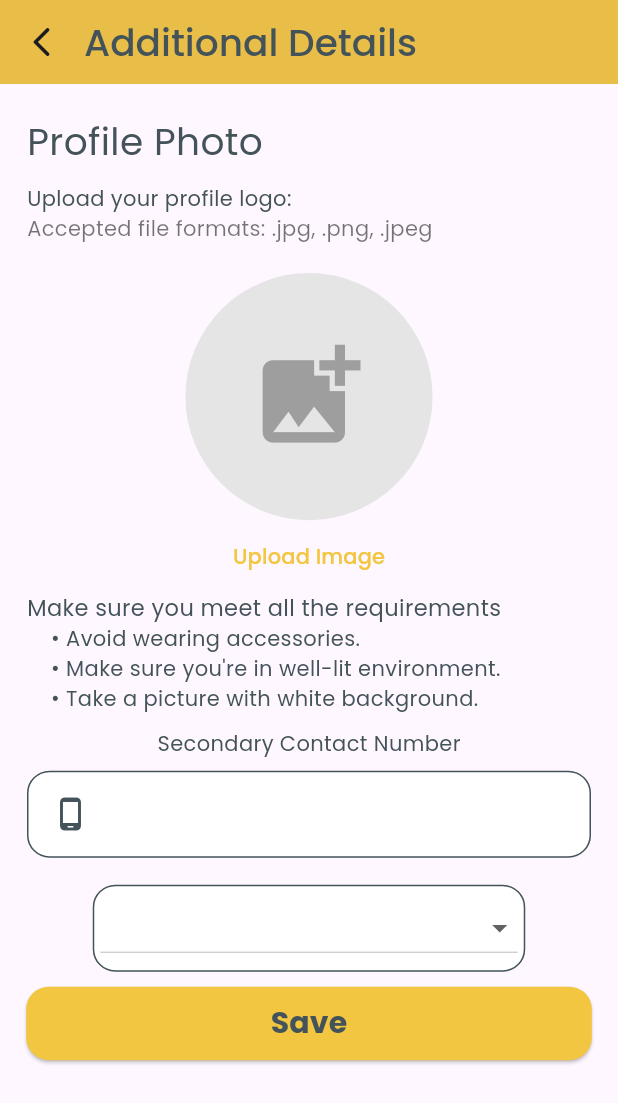
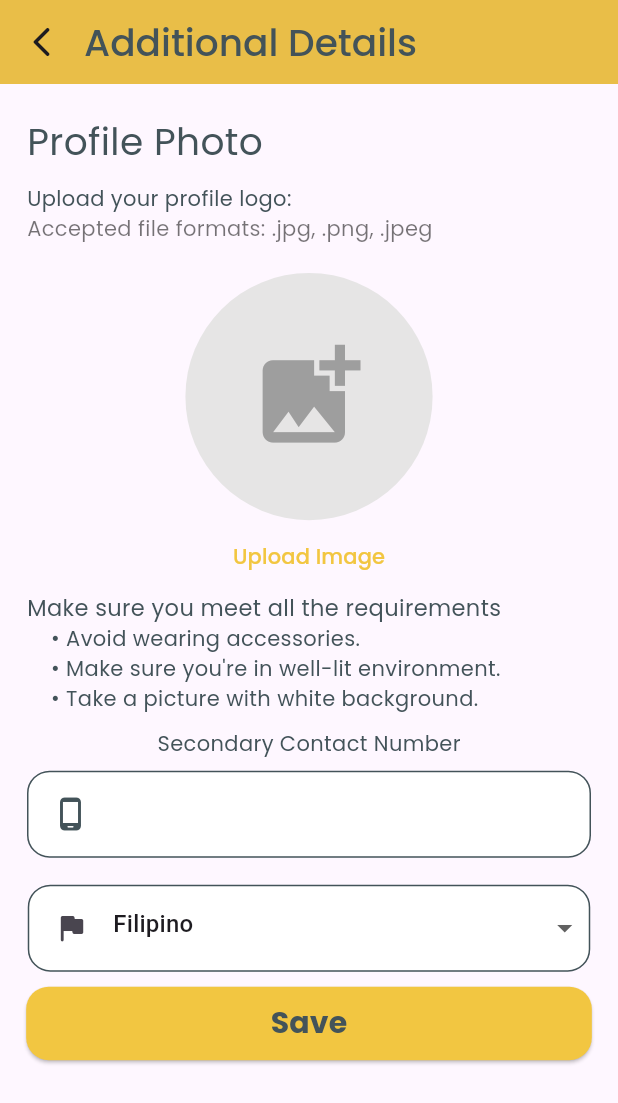
Before and after one commit to rowelalvero/eatseasy_riders_app, a Flutter app: the PersonalDetailsScreen screen opened by its route, after a tap on "Save", on a phone screen of 412 x 824 dp. Shown: the top 1103 px of the screen. Run offline on Flutter 3.47's test engine with Material 3 defaults, Android fonts, the phone set to English and light mode, and no system bars; our stand-ins replace cloud_firestore, file_picker, firebase_auth, firebase_core, firebase_storage, geocoding and 4 more; accounts and stored records are empty.

Commit message:
Personal Details page sharedPreference fix

```diff
--- a/lib/authentication/additionalRegistrationPage/personal_details_screen.dart
+++ b/lib/authentication/additionalRegistrationPage/personal_details_screen.dart
@@ -1,6 +1,7 @@
 import 'dart:io';
 import 'package:flutter/material.dart';
 import 'package:image_picker/image_picker.dart';
+import 'package:path_provider/path_provider.dart';
 import 'package:shared_preferences/shared_preferences.dart';
 import '../../widgets/custom_text_field.dart';
 
@@ -12,26 +13,34 @@ class PersonalDetailsScreen extends StatefulWidget {
 }
 
 class _PersonalDetailsScreenState extends State<PersonalDetailsScreen> {
+  late SharedPreferences _prefs;
 
   final GlobalKey<FormState> _formKey = GlobalKey<FormState>();
-  TextEditingController secondaryContactNumberController = TextEditingController();
-  TextEditingController nationality = TextEditingController();
+  TextEditingController secondaryContactNumberController =
+      TextEditingController();
+  TextEditingController nationalityController = TextEditingController();
 
   // Image picker instance
-  File? imageXFile;
-  final ImagePicker _picker = ImagePicker();
+  XFile? imageXFile;
 
-  // Get image and save it to imageXFile
+  // Get image
   Future<void> _getImage() async {
-    XFile? pickedImage = await _picker.pickImage(source: ImageSource.gallery);
+    _prefs = await SharedPreferences.getInstance();
+    final ImagePicker picker = ImagePicker();
+    final XFile? pickedImage =
+        await picker.pickImage(source: ImageSource.gallery);
     if (pickedImage != null) {
-      // Save image path to SharedPreferences
-      SharedPreferences prefsPersonalDetails = await SharedPreferences.getInstance();
-      await prefsPersonalDetails.setString('user_image_path', pickedImage.path);
+      final Directory appDirectory = await getApplicationDocumentsDirectory();
+      final String fileName = DateTime.now().millisecondsSinceEpoch.toString();
+      final String savedImagePath = '${appDirectory.path}/$fileName.png';
+
+      await File(savedImagePath).writeAsBytes(await pickedImage.readAsBytes());
 
       setState(() {
-        imageXFile = File(pickedImage.path);
+        imageXFile = XFile(savedImagePath);
       });
+
+      _prefs.setString('image_path', savedImagePath);
     }
   }
 
@@ -241,72 +250,54 @@ class _PersonalDetailsScreenState extends State<PersonalDetailsScreen> {
     'Zimbabwean',
   ];
 
-
-  //Save Image locally
-  Future<void> _saveUserImage() async {
-    SharedPreferences prefsPersonalDetails = await SharedPreferences.getInstance();
-    await prefsPersonalDetails.setString('user_image_path', imageXFile!.path);
+  //Save user data locally
+  void _saveUserDataToPrefs() async {
+    _prefs = await SharedPreferences.getInstance();
+    await _prefs.setString(
+        'secondaryContactNumber', secondaryContactNumberController.text);
+    await _prefs.setString('nationality', nationalityController.text);
+    if (imageXFile != null) {
+      await _prefs.setString('user_image_path', imageXFile!.path);
+    }
   }
 
-  //Save user data locally
-  void _saveUserDataFromPrefs() async {
-    SharedPreferences prefsPersonalDetails = await SharedPreferences.getInstance();
-    await prefsPersonalDetails.setString('secondaryContactNumberController', secondaryContactNumberController.text);
-    await prefsPersonalDetails.setString('nationality', nationality.text);
-    _saveUserImage();
-  }
-
-  late SharedPreferences _prefs;
-  String? secondaryContactNumberData;
+  late String secondaryContactNumberData;
   String? nationalityData;
 
   //Load user data if available
   Future<void> _loadUserDetails() async {
-    //SharedPreferences prefsPersonalDetails = await SharedPreferences.getInstance();
-    //setState(() {
-    //  secondaryContactNumberController.text = prefsPersonalDetails.getString('secondaryContactNumberController') ?? '';
-    //  nationality.text = prefsPersonalDetails.getString('nationality') ?? '';
-    //  String? imagePath = prefsPersonalDetails.getString('user_image_path');
-    //  if (imagePath != null) {
-    //    setState(() {
-    //      imageXFile = File(imagePath);
-    //    });
-    //  }
-    //});
+    _prefs = await SharedPreferences.getInstance();
+    setState(() {
+      secondaryContactNumberController.text =
+          _prefs.getString('secondaryContactNumber') ?? '';
+      nationalityController.text =
+          _prefs.getString('nationality') ?? _dropdownItems.first;
+    });
 
-    _prefs = await SharedPreferences.getInstance();
-    if (secondaryContactNumberData!.isNotEmpty || nationalityData!.isNotEmpty) {
-      setState(() async {
-        secondaryContactNumberController.text = _prefs.getString('secondaryContactNumberData')!; // Replace 'key_name' with the key you used to save the data
-        nationalityData = _prefs.getString('nationality_Data') ?? '';
-
-      });
-    }
     String? imagePath = _prefs.getString('user_image_path');
-    if (imagePath != null) {
+    if (imagePath != null && imagePath.isNotEmpty) {
       setState(() {
-        imageXFile = File(imagePath);
+        imageXFile = XFile(imagePath);
       });
     }
   }
 
   // Remove image
   Future<void> _removeImage() async {
-    SharedPreferences prefsPersonalDetails = await SharedPreferences.getInstance();
-    await prefsPersonalDetails.remove('user_image_path');
+    _prefs = await SharedPreferences.getInstance();
+    await _prefs.remove('user_image_path');
 
     setState(() {
-      imageXFile = null;
+      imageXFile = XFile('');
     });
   }
 
   @override
   void initState() {
     super.initState();
-
-    nationality = TextEditingController();
+    nationalityController = TextEditingController();
     // Set the initial value of the controller to the first item in the dropdown
-    nationality.text = _dropdownItems.first;
+    nationalityController.text = _dropdownItems.first;
     _loadUserDetails();
   }
 
@@ -407,7 +398,7 @@ class _PersonalDetailsScreenState extends State<PersonalDetailsScreen> {
                       // Get image from gallery
                       onTap: () => _getImage(),
 
-                      // Display selected image
+                      // Display selected image or alternative icon
                       child: CircleAvatar(
                         radius: MediaQuery.of(context).size.width * 0.20,
                         backgroundColor: const Color.fromARGB(255, 230, 229, 229),
@@ -525,7 +516,8 @@ class _PersonalDetailsScreenState extends State<PersonalDetailsScreen> {
                     // Nationality dropdown
                     Container(
                         padding: const EdgeInsets.all(4),
-                      margin: const EdgeInsets.only(left: 18.0, right: 18.0, top: 8.0),
+                        margin: const EdgeInsets.only(
+                            left: 18.0, right: 18.0, top: 8.0),
                         decoration: BoxDecoration(
                           color: const Color.fromARGB(255, 255, 255, 255),
                           borderRadius: BorderRadius.circular(15),
@@ -533,14 +525,23 @@ class _PersonalDetailsScreenState extends State<PersonalDetailsScreen> {
                             color: const Color.fromARGB(255, 67, 83, 89),
                           ),
                         ),
-                      child: DropdownButton<String>(
-                        value: nationalityData,
+                        child: SizedBox(
+                          width: 365,
+                          child: DropdownButtonFormField<String>(
+                            decoration: const InputDecoration(
+                              border: InputBorder.none,
+                              hintText: 'Select an item', // Hint text
+                              hintStyle: TextStyle(color: Colors.grey),
+                              prefixIcon: Icon(Icons.flag_rounded),
+                            ),
+                            isExpanded: true,
+                            value: nationalityController.text,
                             onChanged: (String? newValue) async {
                               setState(() {
-                            nationalityData = newValue!;
+                                nationalityController.text = newValue!;
                               });
                               // Save the selected value to SharedPreferences when it changes
-                          await _prefs.setString('nationality_Data', newValue!);
+                              await _prefs.setString('nationality', newValue!);
                             },
                             items: _dropdownItems.map((String value) {
                               return DropdownMenuItem<String>(
@@ -548,13 +549,16 @@ class _PersonalDetailsScreenState extends State<PersonalDetailsScreen> {
                                 child: Text(value),
                               );
                             }).toList(),
+                            dropdownColor: Colors.white,
+                            // Set the background color of the dropdown list
+                            elevation:
+                                2, // Set the elevation of the dropdown list
                           ),
-                    ),
+                        )),
 
                   ],
                 ),
               ),
-
 
 
               // Spacing
@@ -565,7 +569,7 @@ class _PersonalDetailsScreenState extends State<PersonalDetailsScreen> {
               // Submit button
               ElevatedButton(
                 onPressed: () {
-                  _saveUserDataFromPrefs();
+                  _saveUserDataToPrefs();
                 },
                 // Register button styling
                 style: ElevatedButton.styleFrom(
@@ -595,9 +599,10 @@ class _PersonalDetailsScreenState extends State<PersonalDetailsScreen> {
       ),
     );
   }
+
   Future<bool> _confirmExitDialogue(BuildContext context) async {
-    if (secondaryContactNumberController.text.isNotEmpty ||
-        nationality.text.isNotEmpty) {
+    /*if (secondaryContactNumberController.text.isNotEmpty ||
+        nationalityController.text.isNotEmpty) {
       final result = await showDialog(
         context: context,
         builder: (context) => AlertDialog(
@@ -617,11 +622,11 @@ class _PersonalDetailsScreenState extends State<PersonalDetailsScreen> {
       );
       if (result == true) {
         setState(() async {
-          Navigator.of(context).pop();
+          //Navigator.of(context).pop();
         });
       }
       return result;
-    }
+    }*/
     return true;
   }
 }
--- a/pubspec.yaml
+++ b/pubspec.yaml
@@ -46,6 +46,8 @@ dependencies:
   geocoding: ^2.1.1
   file_picker: ^6.1.1
   mime: ^1.0.4
+  path_provider: ^2.0.2
+  flutter_screenutil: ^5.9.0
   loading_animation_widget:
 
 dev_dependencies:
```
Also changed, not shown: pubspec.lock, 2 other files. Lines whose indentation alone changed are shown as unchanged.
